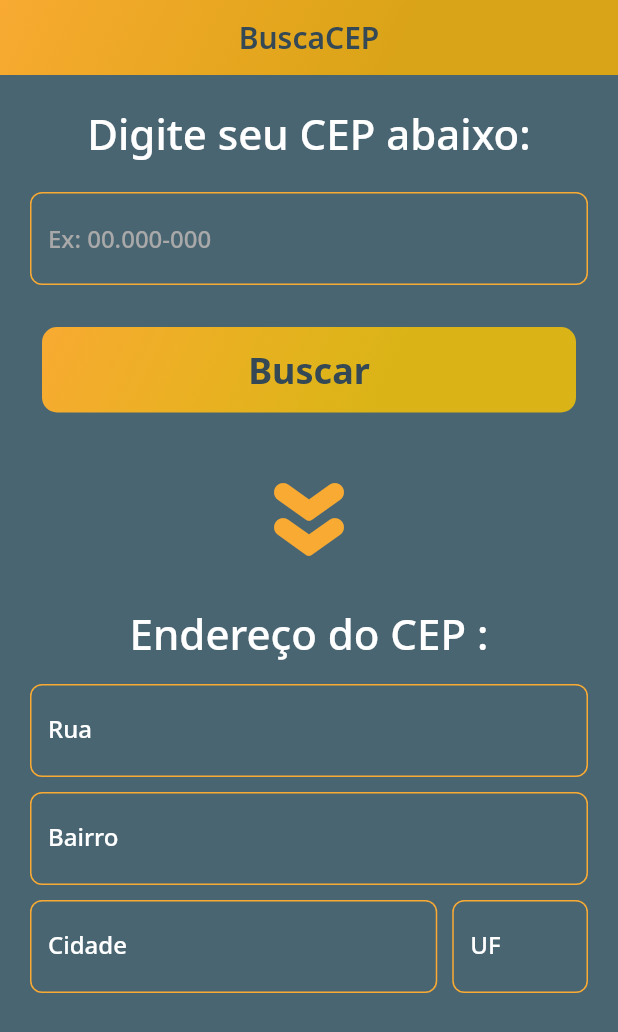
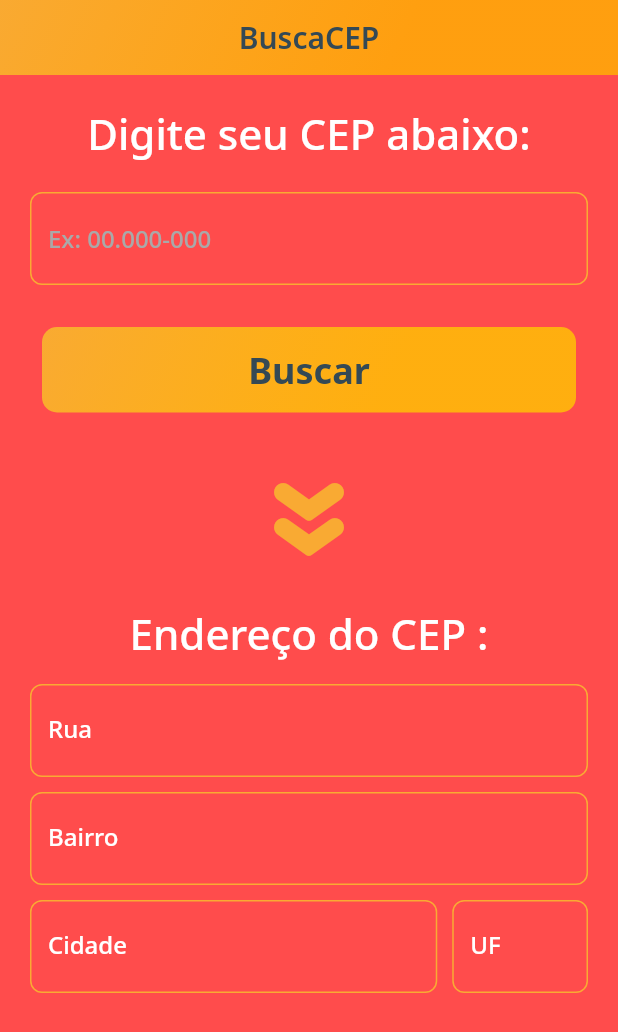
Before and after one commit to TalisTM/busca_cep, a Flutter app: the screen it shows after launch, on a phone screen of 412 x 824 dp. Shown: the top 1032 px of the screen. Run offline on Flutter 3.47's test engine with Material 2 defaults, Android fonts, the phone set to English and light mode, and no system bars; our stand-ins replace google_fonts, mask_text_input_formatter.

Commit message:
cor secundaria vermelha

```diff
--- a/lib/app/app_colors.dart
+++ b/lib/app/app_colors.dart
@@ -6,7 +6,7 @@
 class AppColors {
 
   static final Color primary = Color(0xFFF9AA33);
-  static final Color secundary = Color(0xFF4A6572);
+  static final Color secundary = Color(0xFFFF4C4C);
   static final Color darkGrey = Color(0xFF344955);
   static final Color lightGrey = Color(0xFFA9A9A9);
   static final Color lightYellow = Color(0xFFFFD700);
```
